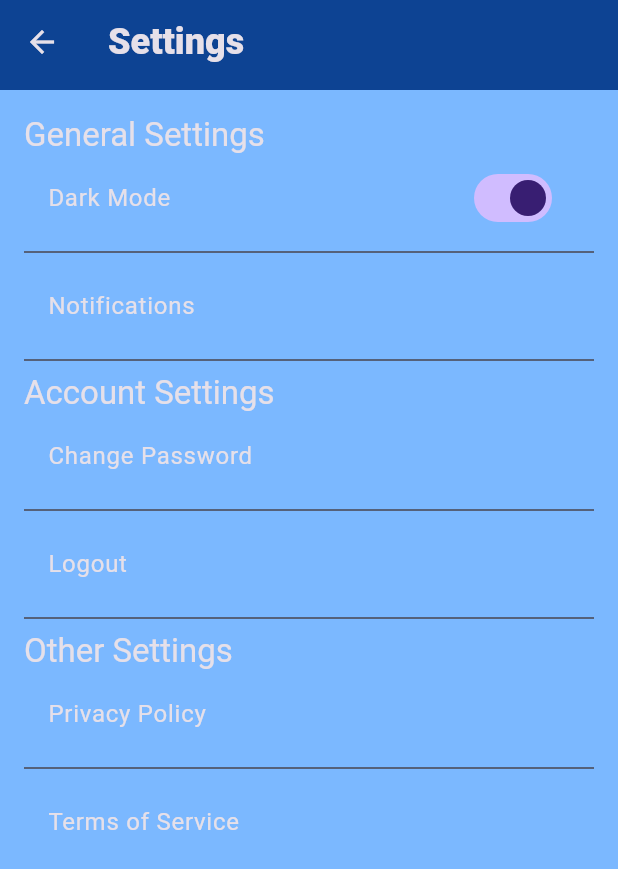
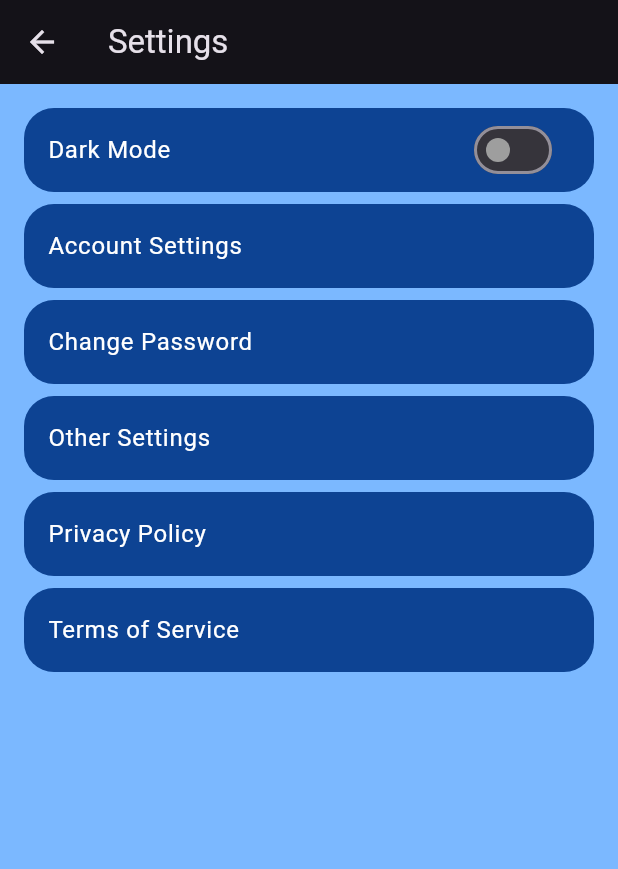
Before and after one commit to oscararenas12/ASAAP, a Flutter app: the SettingsPage screen opened by its route, after a tap on "Change Password", on a phone screen of 412 x 824 dp. Shown: the top 869 px of the screen. Run offline on Flutter 3.47's test engine with Material 3 defaults, Android fonts, the phone set to English and light mode, and no system bars; our stand-ins replace cloud_firestore, dash_chat_2, firebase_auth, firebase_core, flutter_map, flutter_svg and 3 more; missing offline and left inert: chat_gpt_sdk; accounts and stored records are empty; Roboto replaces fonts that are missing (Urbanist).

Commit message:
CustomizeAI page
I added the customized AI page, and make the settings page in tone with other pages.

```diff
--- a/flutter_491/lib/config/app_routes.dart
+++ b/flutter_491/lib/config/app_routes.dart
@@ -8,6 +8,7 @@ import 'package:flutter_491/pages/news_page.dart';
 import 'package:flutter_491/pages/notifications_page.dart';
 import 'package:flutter_491/pages/settings_page.dart';
 import 'package:flutter_491/pages/signup_page.dart';
+import 'package:flutter_491/pages/customizeAI.dart';
 
 class AppRoutes{
 
@@ -17,10 +18,11 @@ class AppRoutes{
         news:(context) => NewsPage(),
         main:(context) => MainPage(),
         signup:(context) => SignUpPage(),
+        Settings:(context) => SettingsPage(),
+        customize_AI:(context) => CustomizeAIPage(),
 
         //home_page navigator
         edit_profile:(context) => EditProfilePage(),
-        Settings:(context) => SettingsPage(),
         map:(context) => MapPage(),
         chat:(context) => ChatPage(),
         notifications_page:(context) => NotificationPage(),
@@ -40,4 +42,5 @@ class AppRoutes{
   static const Settings = '/Settings';
   static const notifications_page = '/notifications_page';
   static const signup = '/signup';
+  static const customize_AI = '/customize_AI';
 }
--- a/flutter_491/lib/pages/profile_page.dart
+++ b/flutter_491/lib/pages/profile_page.dart
@@ -66,6 +66,7 @@ class ProfilePage extends StatelessWidget {
 
 
             TextButton(onPressed: () {
+              Navigator.of(context).pushNamed(AppRoutes.customize_AI);
               print('customize AI clicked');
             },
             style: TextButton.styleFrom(
--- a/flutter_491/lib/pages/settings_page.dart
+++ b/flutter_491/lib/pages/settings_page.dart
@@ -1,96 +1,97 @@
 import 'package:flutter/material.dart';
-import 'package:flutter_491/components/toolbar.dart';
 import 'package:shared_preferences/shared_preferences.dart';
-// ignore: depend_on_referenced_packages
 import 'package:url_launcher/url_launcher.dart';
+import 'package:flutter_491/styles/app_colors.dart';
 
-class SettingsPage extends StatelessWidget {
+class SettingsPage extends StatefulWidget {
   const SettingsPage({Key? key}) : super(key: key);
 
   @override
-  Widget build(BuildContext context) {
-    return Scaffold(
-      appBar: Toolbar(title: 'Settings'),
-      body: SingleChildScrollView(
-        padding: const EdgeInsets.all(16),
-        child: Column(
-          crossAxisAlignment: CrossAxisAlignment.start,
-          children: [
-            Text(
-              'General Settings',
-              style: Theme.of(context).textTheme.headline6,
+  _SettingsPageState createState() => _SettingsPageState();
+}
+
+class _SettingsPageState extends State<SettingsPage> {
+  late SharedPreferences _prefs;
+  bool _isDarkMode = false;
+
+  @override
+  void initState() {
+    super.initState();
+    _loadSettings();
+  }
+
+  Future<void> _loadSettings() async {
+    _prefs = await SharedPreferences.getInstance();
+    setState(() {
+      _isDarkMode = _prefs.getBool('darkMode') ?? false;
+    });
+  }
+
+  List<Widget> buildSettingsListTiles(Map<String, dynamic> settings) {
+    return settings.keys.map((String key) {
+      if (key == 'Dark Mode') {
+        return Container(
+          margin: const EdgeInsets.only(bottom: 8),
+          decoration: BoxDecoration(
+            color: AppColors.darkblue,
+            borderRadius: BorderRadius.circular(20),
           ),
-            ListTile(
-              title: Text('Dark Mode'),
-              trailing: Switch(
-                value: _isDarkModeEnabled(),
-                onChanged: (value) {
+          child: SwitchListTile(
+            title: Text(
+              key,
+              style: TextStyle(
+                color: Colors.white,
+              ),
+            ),
+            value: _isDarkMode,
+            activeColor: Colors.lightBlue,
+            inactiveThumbColor: Colors.grey,
+            onChanged: (bool value) {
               _toggleDarkMode(value);
             },
           ),
+        );
+      } else {
+        return Container(
+          margin: const EdgeInsets.only(bottom: 8),
+          decoration: BoxDecoration(
+            color: AppColors.darkblue,
+            borderRadius: BorderRadius.circular(20),
           ),
-            Divider(),
-            ListTile(
-              title: Text('Notifications'),
+          child: ListTile(
+            title: Text(
+              key,
+              style: TextStyle(
+                color: Colors.white,
+              ),
+            ),
             onTap: () {
-                // Navigate to the notification settings page
-                // You can implement this based on your app's structure
+              _handleSettingsTap(key);
             },
-            ),
-            Divider(),
-            Text(
-              'Account Settings',
-              style: Theme.of(context).textTheme.headline6,
-            ),
-            ListTile(
-              title: Text('Change Password'),
-              onTap: () {
-                // Navigate to the change password page
-                // You can implement this based on your app's structure
-              },
-            ),
-            Divider(),
-            ListTile(
-              title: Text('Logout'),
-              onTap: () {
-                // Implement logout functionality
-                // You can clear user data or navigate to the login page
-              },
-            ),
-            Divider(),
-            Text(
-              'Other Settings',
-              style: Theme.of(context).textTheme.headline6,
-            ),
-            ListTile(
-              title: Text('Privacy Policy'),
-              onTap: () {
-                _launchURL('https://example.com/privacy-policy');
-              },
-            ),
-            Divider(),
-            ListTile(
-              title: Text('Terms of Service'),
-              onTap: () {
-                _launchURL('https://example.com/terms-of-service');
-              },
-            ),
-          ],
-        ),
           ),
         );
       }
-
-  bool _isDarkModeEnabled() {
-    // Replace this with your actual dark mode logic using SharedPreferences
-    // For example, you can store a boolean value in SharedPreferences
-    return true; // Placeholder value
+    }).toList();
   }
 
-  Future<void> _toggleDarkMode(bool value) async {
-    // Replace this with your actual logic to toggle dark mode using SharedPreferences
-    SharedPreferences prefs = await SharedPreferences.getInstance();
-    prefs.setBool('darkMode', value);
+  void _handleSettingsTap(String key) {
+    switch (key) {
+      case 'Account Settings':
+        // Implement logic for Account Settings
+        break;
+      case 'Change Password':
+        // Implement logic for Change Password
+        break;
+      case 'Other Settings':
+        // Implement logic for Other Settings
+        break;
+      case 'Privacy Policy':
+        _launchURL('https://example.com/privacy-policy');
+        break;
+      case 'Terms of Service':
+        _launchURL('https://example.com/terms-of-service');
+        break;
+    }
   }
 
   Future<void> _launchURL(String url) async {
@@ -100,4 +101,63 @@ class SettingsPage extends StatelessWidget {
       throw 'Could not launch $url';
     }
   }
+
+  Future<void> _toggleDarkMode(bool value) async {
+    setState(() {
+      _isDarkMode = value;
+    });
+
+    await _prefs.setBool('darkMode', value);
+
+    // You can customize this logic based on how you manage themes in your app
+    if (value) {
+      // Enable Dark Mode
+      MyApp.setDarkMode();
+    } else {
+      // Enable Light Mode
+      MyApp.setLightMode();
     }
+  }
+
+  @override
+  Widget build(BuildContext context) {
+    return Scaffold(
+      appBar: AppBar(
+        title: Text('Settings'),
+      ),
+      body: _prefs == null
+          ? Center(child: CircularProgressIndicator())
+          : SingleChildScrollView(
+              padding: EdgeInsets.all(16),
+              child: Column(
+                crossAxisAlignment: CrossAxisAlignment.start,
+                children: buildSettingsListTiles({
+                  'Dark Mode': _isDarkMode,
+                  'Account Settings': null,
+                  'Change Password': null,
+                  'Other Settings': null,
+                  'Privacy Policy': null,
+                  'Terms of Service': null,
+                }),
+              ),
+            ),
+    );
+  }
+}
+
+class MyApp extends StatelessWidget {
+  static void setDarkMode() {
+    // Implement logic to set dark mode theme
+  }
+
+  static void setLightMode() {
+    // Implement logic to set light mode theme
+  }
+
+  @override
+  Widget build(BuildContext context) {
+    return MaterialApp(
+      // Your app configuration here
+    );
+  }
+}
--- a/flutter_491/pubspec.yaml
+++ b/flutter_491/pubspec.yaml
@@ -36,6 +36,7 @@ dependencies:
   table_calendar: ^3.0.9
   intl: ^0.18.1
   shared_preferences: ^2.0.10
+  url_launcher: ^6.2.4
 
 # CHAT GPT dependency implementation
   dash_chat_2: ^0.0.19
```
Also changed, not shown: flutter_491/lib/pages/customizeAI.dart (added, +151 -0 lines), flutter_491/assets/images/AIpic.png (added), flutter_491/pubspec.lock. Lines whose indentation alone changed are shown as unchanged.
